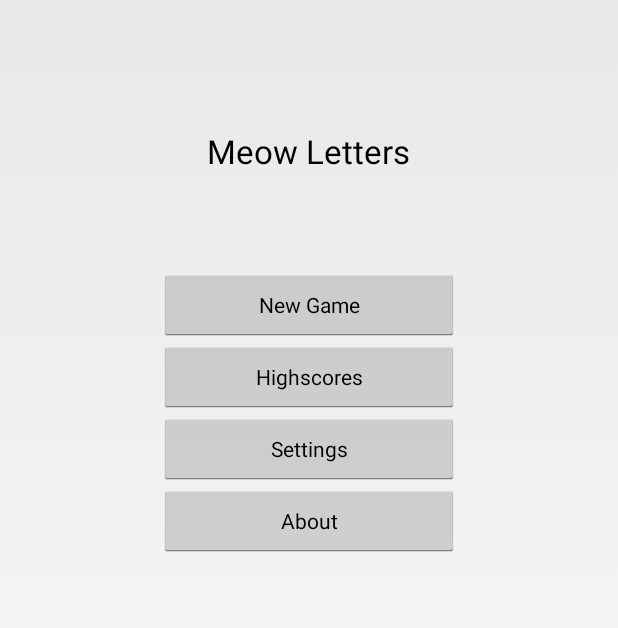
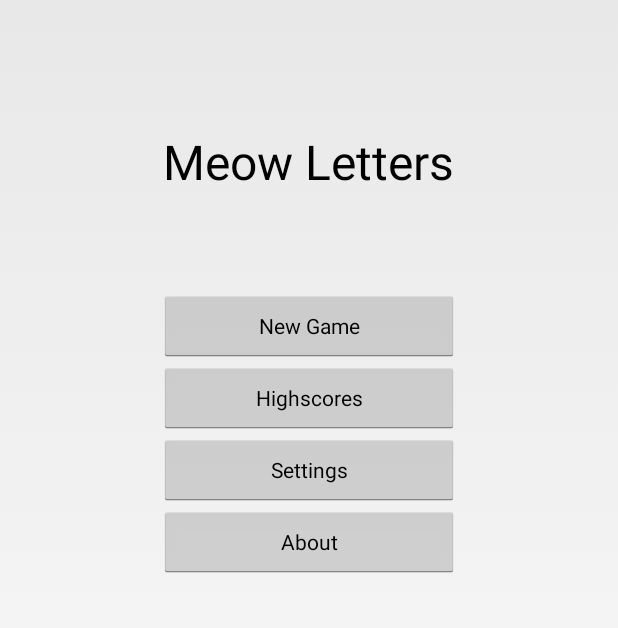
Before and after one commit to ana-balica/meow_letters, an Android app: the screen it shows after launch (MainActivity), on a phone screen of 412 x 824 dp. Shown: the top 628 px of the screen. Run offline under Robolectric (Android 15) with nearby library versions, the phone set to English and light mode, and no system bars.

Commit message:
update main activity text view string

```diff
--- a/app/src/main/res/layout/activity_main.xml
+++ b/app/src/main/res/layout/activity_main.xml
@@ -5,11 +5,12 @@
     android:orientation="vertical">
 
     <TextView
+        android:id="@+id/title"
         android:layout_width="wrap_content"
         android:layout_height="wrap_content"
         android:textAppearance="?android:attr/textAppearanceLarge"
+        android:textSize="@dimen/title"
         android:text="@string/app_name"
-        android:id="@+id/textView"
         android:layout_gravity="center_horizontal"
         android:paddingTop="@dimen/menu_title_top_padding"
         android:paddingBottom="@dimen/menu_title_bottom_padding" />
```
